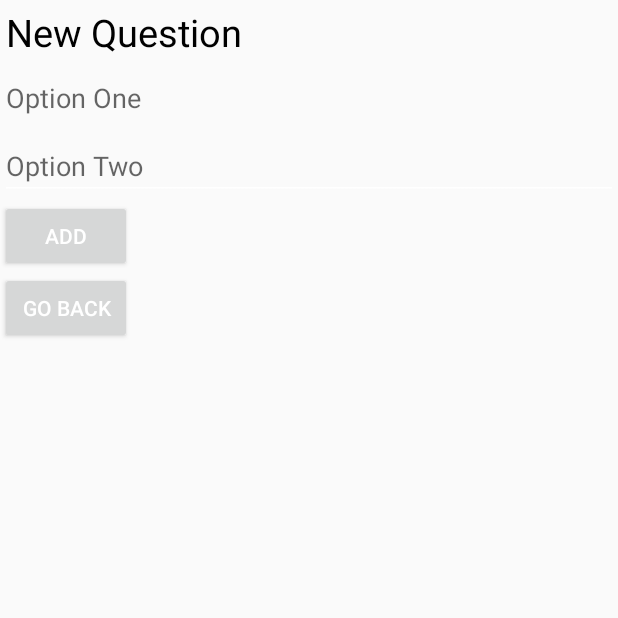
After one commit to otman-soulimani/ConnectTwo, an Android app: the AddQuestion screen opened directly, with no data from a screen before it, on a phone screen of 412 x 824 dp, the top half of it. The commit adds this screen. Run offline under Robolectric (Android 15) with nearby library versions, the phone set to English and light mode, and no system bars.

Commit message:
added new page for users to add questions

```diff
--- a/app/build.gradle
+++ b/app/build.gradle
@@ -23,4 +23,5 @@ dependencies {
     compile fileTree(dir: 'libs', include: ['*.jar'])
     compile 'com.android.support:appcompat-v7:22.2.1'
     compile 'com.github.bumptech.glide:glide:3.5.1'
+    compile 'com.android.support:design:22.2.1'
 }
--- a/app/src/main/AndroidManifest.xml
+++ b/app/src/main/AndroidManifest.xml
@@ -20,6 +20,11 @@
                 <category android:name="android.intent.category.LAUNCHER" />
             </intent-filter>
         </activity>
+
+        <activity
+            android:name=".AddQuestion"
+            android:label="@string/title_activity_main">
+        </activity>
     </application>
 
 </manifest>
--- a/app/src/main/java/UserDatabaseHelper/QuestionDatabaseHelper.java
+++ b/app/src/main/java/UserDatabaseHelper/QuestionDatabaseHelper.java
@@ -19,7 +19,7 @@ import Tables.QuestionTable;
 
 public class QuestionDatabaseHelper extends SQLiteOpenHelper{
     public QuestionDatabaseHelper(Context context) {
-        super(context, "Question", null, 0);
+        super(context, "Question", null, 1);
     }
 
     @Override
--- a/app/src/main/java/UserDatabaseHelper/UserDatabaseHelper.java
+++ b/app/src/main/java/UserDatabaseHelper/UserDatabaseHelper.java
@@ -18,7 +18,7 @@ import Tables.UserTable;
 
 public class UserDatabaseHelper extends SQLiteOpenHelper{
     public UserDatabaseHelper(Context context) {
-        super(context, "name", null, 0);
+        super(context, "name", null, 1);
     }
 
     @Override
--- /dev/null
+++ b/app/src/main/java/com/nkdroid/tinderswipe/AddQuestion.java
@@ -0,0 +1,40 @@
+package com.nkdroid.tinderswipe;
+
+import android.content.Intent;
+import android.os.Bundle;
+import android.support.v7.app.AppCompatActivity;
+import android.view.View;
+import android.widget.Button;
+import android.widget.EditText;
+
+import org.w3c.dom.Text;
+
+public class AddQuestion extends AppCompatActivity{
+
+    protected void onCreate(Bundle savedInstanceState) {
+        super.onCreate(savedInstanceState);
+        setContentView(R.layout.addpage);
+
+        Button gobackbtn = (Button) findViewById(R.id.gobackbutton);
+        Button submitquestionbtn = (Button) findViewById(R.id.submitquestion);
+        final EditText optionOne = (EditText) findViewById(R.id.editText1);
+        final EditText optionTwo = (EditText) findViewById(R.id.editText2);
+
+        submitquestionbtn.setOnClickListener(new View.OnClickListener() {
+            @Override
+            public void onClick(View v) {
+                //String one = optionOne.getText().toString();
+                //String two = optionTwo.getText().toString();
+                optionOne.setText("");
+                optionTwo.setText("");
+            }
+        });
+
+        gobackbtn.setOnClickListener(new View.OnClickListener() {
+            @Override
+            public void onClick(View v) {
+                startActivity(new Intent(AddQuestion.this, MainActivity.class));
+            }
+        });
+    }
+}
--- /dev/null
+++ b/app/src/main/res/layout/addpage.xml
@@ -0,0 +1,44 @@
+<?xml version="1.0" encoding="utf-8"?>
+<LinearLayout xmlns:android="http://schemas.android.com/apk/res/android"
+    android:orientation="vertical" android:layout_width="match_parent"
+    android:layout_height="match_parent">
+
+    <TextView
+        android:id="@+id/questionTwo"
+        android:layout_width="wrap_content"
+        android:layout_height="wrap_content"
+        android:padding="4dp"
+        android:gravity="center"
+        android:textColor="#000000"
+        android:textSize="25sp"
+        android:text="New Question" />
+    <EditText
+        android:id="@+id/editText1"
+        android:layout_width="match_parent"
+        android:layout_height="wrap_content"
+        android:ems="10"
+        android:textColor="#000000"
+        android:inputType="textPersonName"
+        android:hint="Option One" />
+
+    <EditText
+        android:id="@+id/editText2"
+        android:layout_width="match_parent"
+        android:layout_height="wrap_content"
+        android:ems="10"
+        android:textColor="#000000"
+        android:inputType="textPersonName"
+        android:hint="Option Two"/>
+
+    <Button
+        android:id="@+id/submitquestion"
+        android:layout_width="wrap_content"
+        android:layout_height="wrap_content"
+        android:text="Add"/>
+
+    <Button
+        android:id="@+id/gobackbutton"
+        android:layout_width="wrap_content"
+        android:layout_height="wrap_content"
+        android:text="Go Back"/>
+</LinearLayout>
--- a/app/src/main/res/values/strings.xml
+++ b/app/src/main/res/values/strings.xml
@@ -6,4 +6,5 @@
     <string name="title_activity_main">MainActivity</string>
     <color name="white">#FFFFFF</color>
     <color name="orange">#FF4500</color>
+    <color name="purple">#551A8B</color>
 </resources>
```
Also changed, not shown: app/src/main/java/com/nkdroid/tinderswipe/MainActivity.java (+14 -4 lines), app/src/main/res/layout/activity_main.xml (+9 -0 lines), app/src/main/res/drawable/add.png (added), 1 other file.
